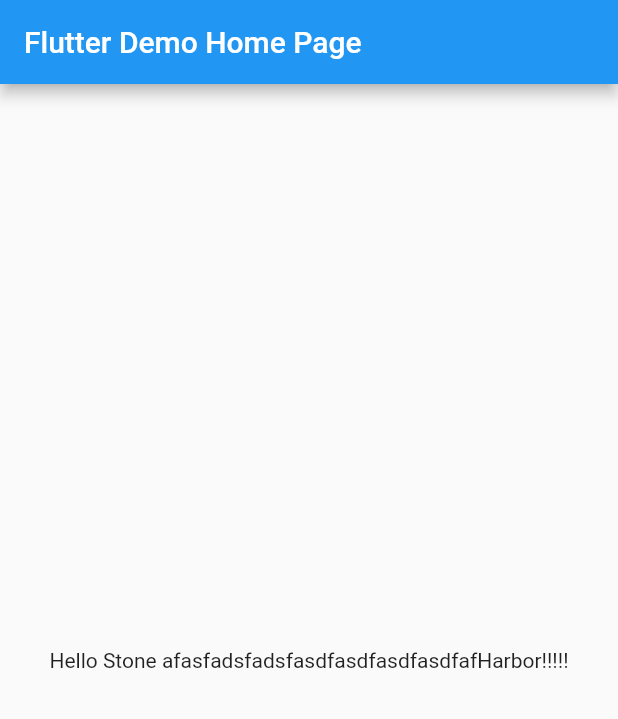
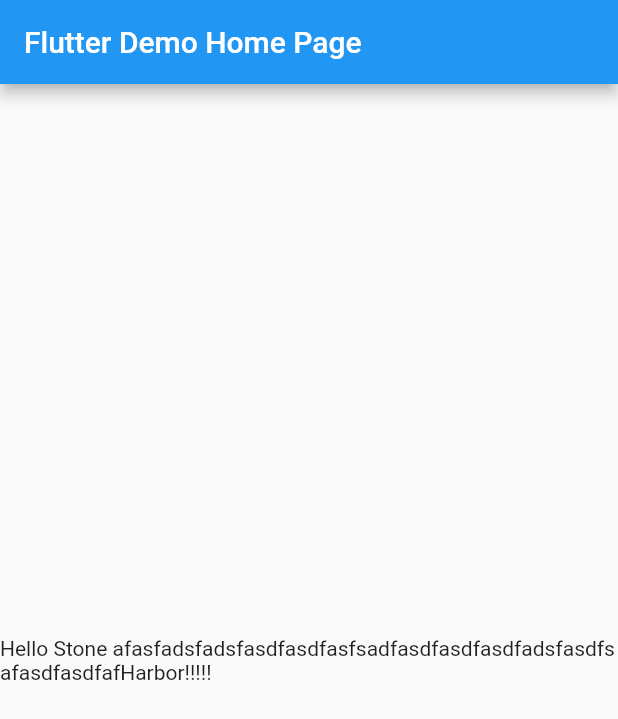
Before and after one commit to robertsirwin/stoneharbor, a Flutter app: the screen it shows after launch, on a phone screen of 412 x 824 dp. Shown: the top 719 px of the screen. Run offline on Flutter 3.47's test engine with Material 2 defaults, Android fonts, the phone set to English and light mode, and no system bars; missing offline and left inert: flutter_web.

Commit message:
buld 8:53AM

```diff
--- a/lib/main.dart
+++ b/lib/main.dart
@@ -51,7 +51,7 @@ class MyHomePage extends StatelessWidget {
           mainAxisAlignment: MainAxisAlignment.center,
           children: <Widget>[
             Text(
-              'Hello Stone afasfadsfadsfasdfasdfasdfasdfafHarbor!!!!!',
+              'Hello Stone afasfadsfadsfasdfasdfasfsadfasdfasdfasdfadsfasdfsafasdfasdfafHarbor!!!!!',
             ),
           ],
         ),
```
Also changed, not shown: 1 other file.
